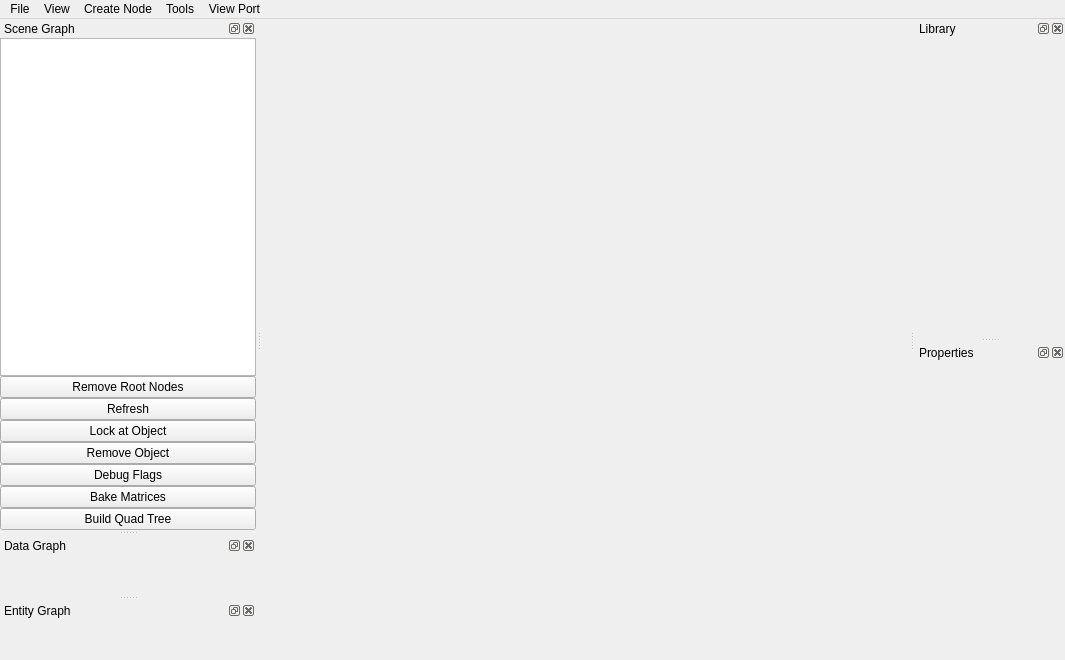
Old version of the form Tools/ResourceEditor/mainwindow.ui in the repository xaoctech/dava.engine.
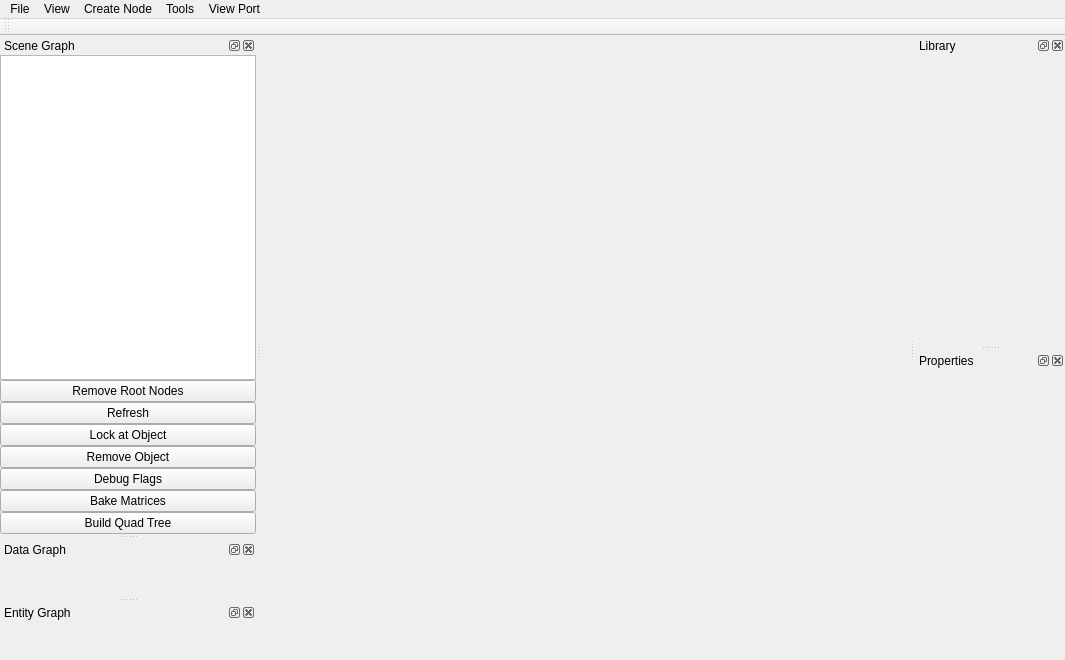
New version of the form. Icons and pictures are not drawn. Custom widgets are drawn as their Qt base class.

```diff
--- a/Tools/ResourceEditor/mainwindow.ui
+++ b/Tools/ResourceEditor/mainwindow.ui
@@ -271,6 +271,20 @@
    </attribute>
    <widget class="QWidget" name="entityBody"/>
   </widget>
+  <widget class="QToolBar" name="mainToolBar">
+   <property name="windowTitle">
+    <string>Tool Bar</string>
+   </property>
+   <property name="toolButtonStyle">
+    <enum>Qt::ToolButtonIconOnly</enum>
+   </property>
+   <attribute name="toolBarArea">
+    <enum>TopToolBarArea</enum>
+   </attribute>
+   <attribute name="toolBarBreak">
+    <bool>false</bool>
+   </attribute>
+  </widget>
   <action name="actionNewScene">
    <property name="text">
     <string>New Scene</string>
```
Left out of the diff: 22 changed lines with no effect on the pictures.
